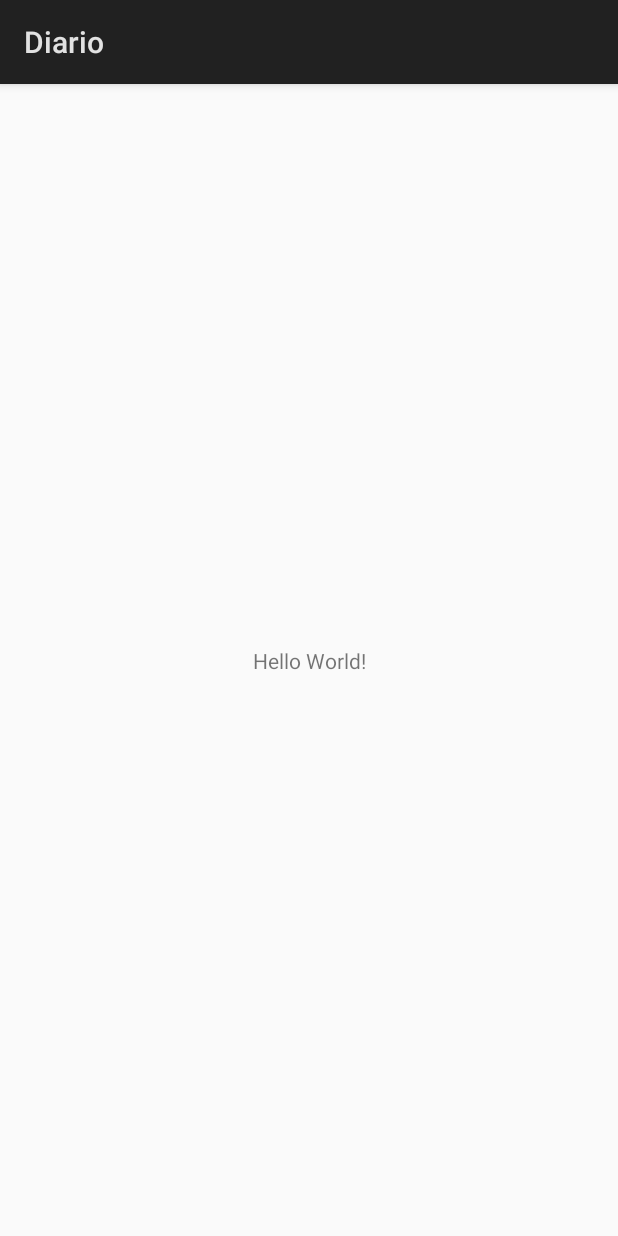
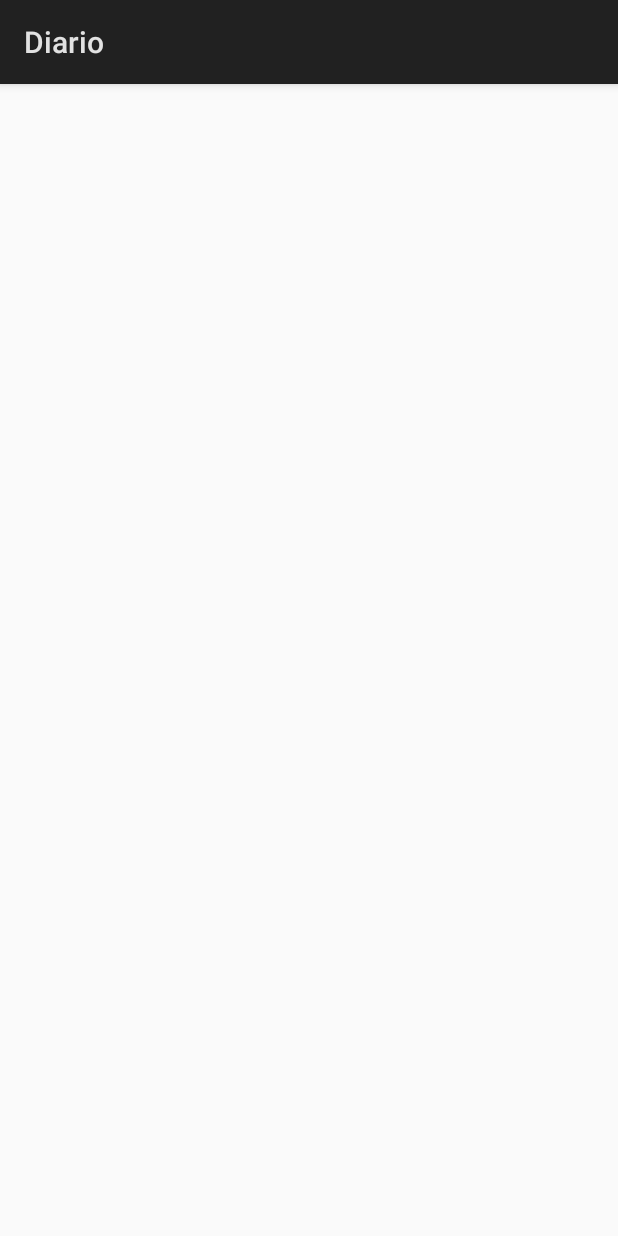
Before and after one commit to LollosoSi/Diario, an Android app: the screen it shows after launch (inizio), on a phone screen of 412 x 824 dp. Run offline under Robolectric (Android 15) with nearby library versions, the phone set to English and light mode, and no system bars.

```diff
--- a/app/src/main/res/layout/activity_inizio.xml
+++ b/app/src/main/res/layout/activity_inizio.xml
@@ -7,14 +7,4 @@
     android:layout_height="match_parent"
     tools:context="utenti.diario.inizio">
 
-    <TextView
-        android:id="@+id/sample_text"
-        android:layout_width="wrap_content"
-        android:layout_height="wrap_content"
-        android:text="Hello World!"
-        app:layout_constraintBottom_toBottomOf="parent"
-        app:layout_constraintLeft_toLeftOf="parent"
-        app:layout_constraintRight_toRightOf="parent"
-        app:layout_constraintTop_toTopOf="parent" />
-
 </android.support.constraint.ConstraintLayout>
```
Also changed, not shown: app/src/main/java/utenti/diario/inizio.java (+2 -12 lines).
